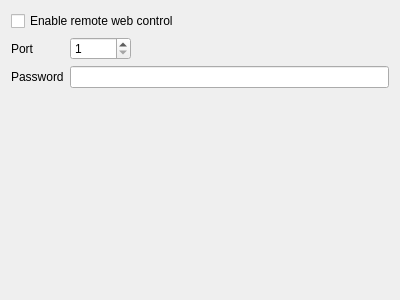
Qt form src/remote/SettingsWebForm.ui (LubosD/fatrat) before a commit.
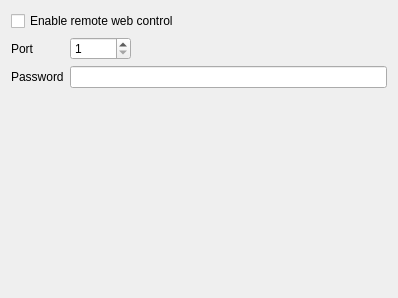
The same form after that commit.

Commit message: The main menu now includes settings subpages

The edit to the form file:
```diff
--- a/src/remote/SettingsWebForm.ui
+++ b/src/remote/SettingsWebForm.ui
@@ -1,12 +1,12 @@
 <ui version="4.0" >
  <class>SettingsWebForm</class>
- <widget class="QWidget" name="SettingsWebForm" >
-  <property name="geometry" >
+ <widget class="QWidget" name="SettingsWebForm">
+  <property name="geometry">
    <rect>
     <x>0</x>
     <y>0</y>
-    <width>400</width>
-    <height>300</height>
+    <width>398</width>
+    <height>298</height>
    </rect>
   </property>
   <property name="windowTitle" >
```
Left out of the diff: 60 changed lines with no effect on the pictures. The commit also changes 21 other files.
